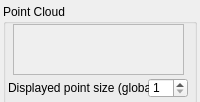
This is src/propPointCloud.ui in pojdulos/dpVision as Qt 5 draws it before an edit. The edited form follows.
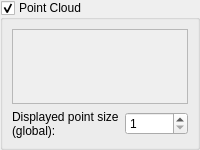
This is the edited form.

Diff of the .ui file:
```diff
--- a/src/propPointCloud.ui
+++ b/src/propPointCloud.ui
@@ -7,19 +7,19 @@
     <x>0</x>
     <y>0</y>
     <width>200</width>
-    <height>102</height>
+    <height>150</height>
    </rect>
   </property>
   <property name="minimumSize">
    <size>
     <width>200</width>
-    <height>102</height>
+    <height>150</height>
    </size>
   </property>
   <property name="maximumSize">
    <size>
-    <width>16777215</width>
-    <height>102</height>
+    <width>200</width>
+    <height>150</height>
    </size>
   </property>
   <property name="windowTitle">
@@ -28,14 +28,32 @@
   <property name="styleSheet">
    <string notr="true"/>
   </property>
+  <layout class="QFormLayout" name="formLayout">
+   <property name="horizontalSpacing">
+    <number>0</number>
+   </property>
+   <property name="verticalSpacing">
+    <number>6</number>
+   </property>
+   <property name="leftMargin">
+    <number>0</number>
+   </property>
+   <property name="topMargin">
+    <number>0</number>
+   </property>
+   <property name="rightMargin">
+    <number>0</number>
+   </property>
+   <property name="bottomMargin">
+    <number>0</number>
+   </property>
+   <item row="0" column="1">
   <widget class="QGroupBox" name="cloud">
-   <property name="geometry">
-    <rect>
-     <x>3</x>
-     <y>4</y>
-     <width>194</width>
-     <height>101</height>
-    </rect>
+     <property name="sizePolicy">
+      <sizepolicy hsizetype="Expanding" vsizetype="Expanding">
+       <horstretch>0</horstretch>
+       <verstretch>0</verstretch>
+      </sizepolicy>
    </property>
    <property name="styleSheet">
     <string notr="true"/>
@@ -43,28 +61,34 @@
    <property name="title">
     <string>Point Cloud</string>
    </property>
+     <property name="checkable">
+      <bool>true</bool>
+     </property>
+     <layout class="QVBoxLayout" name="verticalLayout">
+      <item>
    <widget class="QTextEdit" name="info">
     <property name="enabled">
      <bool>false</bool>
     </property>
-    <property name="geometry">
-     <rect>
-      <x>10</x>
-      <y>20</y>
-      <width>171</width>
-      <height>51</height>
-     </rect>
-    </property>
-   </widget>
+       </widget>
+      </item>
+      <item>
+       <layout class="QHBoxLayout" name="horizontalLayout_2">
+        <property name="topMargin">
+         <number>0</number>
+        </property>
+        <item>
+         <widget class="QLabel" name="label">
+          <property name="text">
+           <string>Displayed point size (global):</string>
+          </property>
+          <property name="wordWrap">
+           <bool>true</bool>
+          </property>
+         </widget>
+        </item>
+        <item>
    <widget class="QSpinBox" name="spinPointSize">
-    <property name="geometry">
-     <rect>
-      <x>145</x>
-      <y>74</y>
-      <width>40</width>
-      <height>20</height>
-     </rect>
-    </property>
     <property name="minimum">
      <number>1</number>
     </property>
@@ -72,24 +96,14 @@
      <number>15</number>
     </property>
    </widget>
-   <widget class="QLabel" name="label">
-    <property name="geometry">
-     <rect>
-      <x>5</x>
-      <y>74</y>
-      <width>141</width>
-      <height>20</height>
-     </rect>
-    </property>
-    <property name="text">
-     <string>Displayed point size (global):</string>
-    </property>
-   </widget>
-  </widget>
- </widget>
- <tabstops>
-  <tabstop>info</tabstop>
- </tabstops>
+        </item>
+       </layout>
+      </item>
+     </layout>
+    </widget>
+   </item>
+  </layout>
+ </widget>
  <resources/>
  <connections>
   <connection>
```
Left out of the diff: 19 changed lines with no effect on the pictures. Lines whose indentation alone changed are shown as unchanged.
